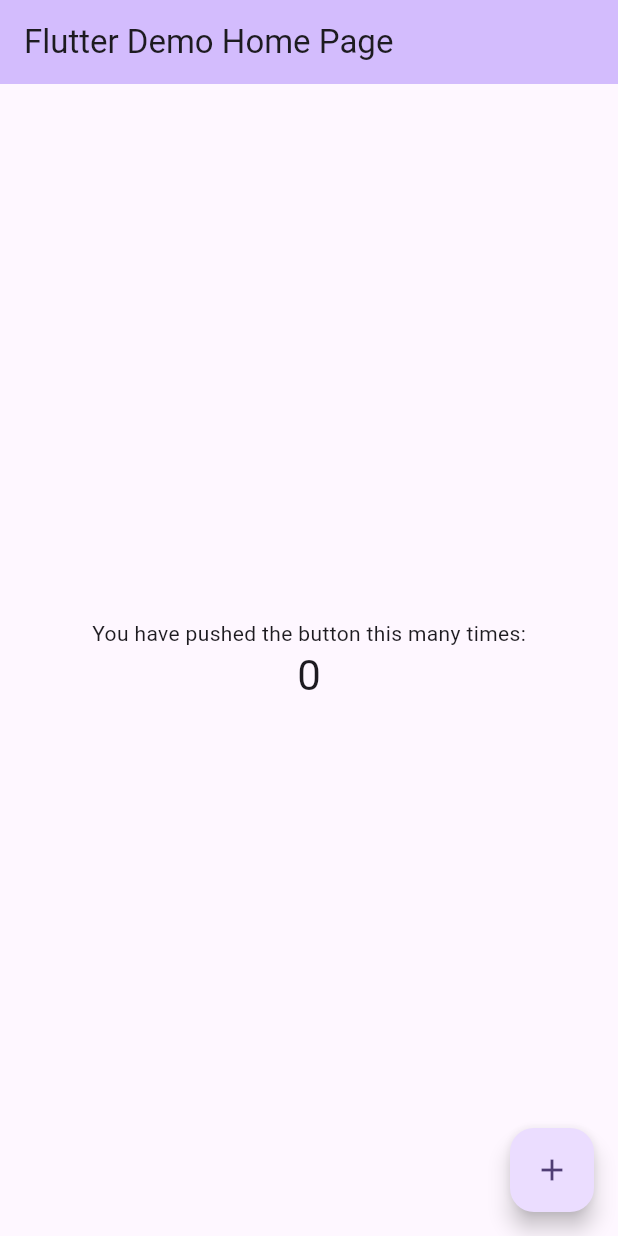
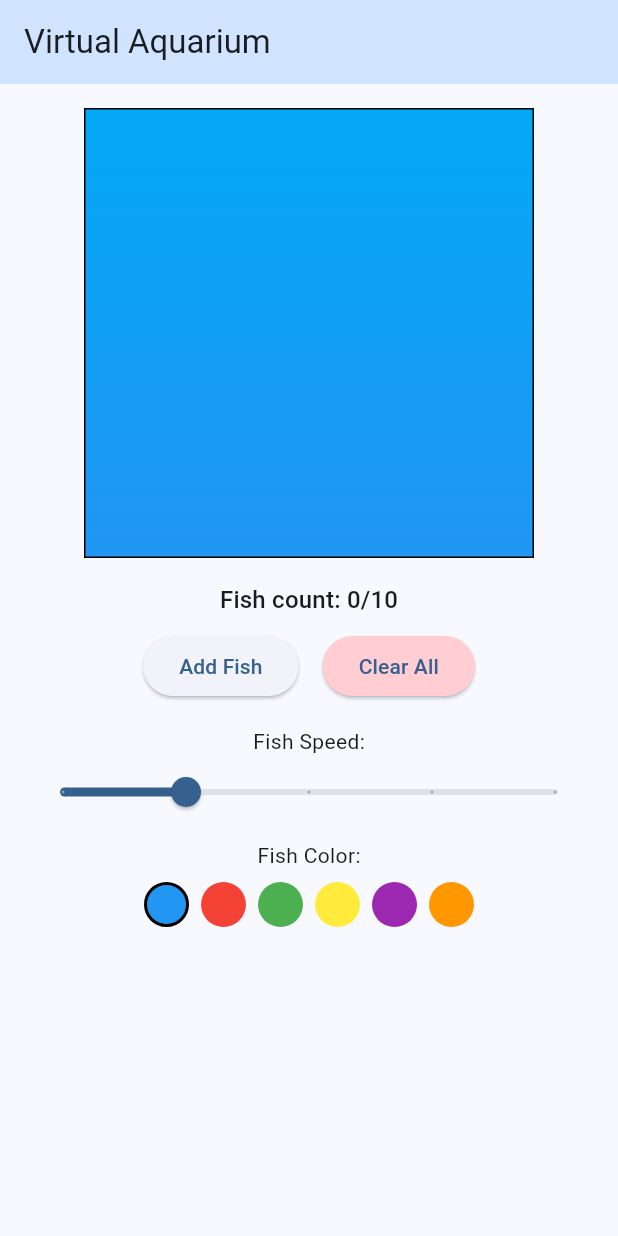
Before and after one commit to Ruhisawant/Virtual-Aquarium-App, a Flutter app: the screen it shows after launch, on a phone screen of 412 x 824 dp. Run offline on Flutter 3.47's test engine with Material 3 defaults, Android fonts, the light colour scheme and no system bars; our stand-ins replace sqflite; accounts and stored records are empty.

Commit message:
Final Edits

```diff
--- a/lib/main.dart
+++ b/lib/main.dart
@@ -1,122 +1,312 @@
+import 'dart:math';
 import 'package:flutter/material.dart';
+import 'package:sqflite/sqflite.dart';
+import 'package:path/path.dart';
 
 void main() {
-  runApp(const MyApp());
+  runApp(const VirtualAquariumApp());
 }
 
-class MyApp extends StatelessWidget {
-  const MyApp({super.key});
+class VirtualAquariumApp extends StatelessWidget {
+  const VirtualAquariumApp({super.key});
 
-  // This widget is the root of your application.
   @override
   Widget build(BuildContext context) {
     return MaterialApp(
-      title: 'Flutter Demo',
+      title: 'Virtual Aquarium',
       theme: ThemeData(
-        // This is the theme of your application.
-        //
-        // TRY THIS: Try running your application with "flutter run". You'll see
-        // the application has a purple toolbar. Then, without quitting the app,
-        // try changing the seedColor in the colorScheme below to Colors.green
-        // and then invoke "hot reload" (save your changes or press the "hot
-        // reload" button in a Flutter-supported IDE, or press "r" if you used
-        // the command line to start the app).
-        //
-        // Notice that the counter didn't reset back to zero; the application
-        // state is not lost during the reload. To reset the state, use hot
-        // restart instead.
-        //
-        // This works for code too, not just values: Most code changes can be
-        // tested with just a hot reload.
-        colorScheme: ColorScheme.fromSeed(seedColor: Colors.deepPurple),
+        colorScheme: ColorScheme.fromSeed(seedColor: Colors.blue),
+        useMaterial3: true, // Enable Material 3 design
       ),
-      home: const MyHomePage(title: 'Flutter Demo Home Page'),
+      home: const MyHomePage(),
     );
   }
 }
 
+class Fish {
+  final Color color;
+  double dx;
+  double dy;
+  double speed;
+  // Add direction to make movement more natural
+  double directionX;
+  double directionY;
+
+  Fish({
+    required this.color,
+    required this.dx,
+    required this.dy,
+    required this.speed,
+  }) :
+    directionX = Random().nextDouble() * 2 - 1,
+    directionY = Random().nextDouble() * 2 - 1;
+}
+
 class MyHomePage extends StatefulWidget {
-  const MyHomePage({super.key, required this.title});
-
-  // This widget is the home page of your application. It is stateful, meaning
-  // that it has a State object (defined below) that contains fields that affect
-  // how it looks.
-
-  // This class is the configuration for the state. It holds the values (in this
-  // case the title) provided by the parent (in this case the App widget) and
-  // used by the build method of the State. Fields in a Widget subclass are
-  // always marked "final".
-
-  final String title;
+  const MyHomePage({super.key});
 
   @override
   State<MyHomePage> createState() => _MyHomePageState();
 }
 
-class _MyHomePageState extends State<MyHomePage> {
-  int _counter = 0;
+class _MyHomePageState extends State<MyHomePage> with SingleTickerProviderStateMixin {
+  List<Fish> fishList = [];
+  late AnimationController _controller;
+  Color selectedColor = Colors.blue;
+  double speed = 2.0;
+  final Random _random = Random(); // Create a single Random instance
+  // Set container dimensions as constants
+  final double containerWidth = 300;
+  final double containerHeight = 300;
+  final double fishSize = 20;
 
-  void _incrementCounter() {
+  @override
+  void initState() {
+    super.initState();
+    _controller = AnimationController(duration: const Duration(milliseconds: 50), vsync: this);
+    _controller.addListener(_updateFishPositions);
+    _controller.repeat();
+    _loadSettings();
+  }
+
+  void _updateFishPositions() {
     setState(() {
-      // This call to setState tells the Flutter framework that something has
-      // changed in this State, which causes it to rerun the build method below
-      // so that the display can reflect the updated values. If we changed
-      // _counter without calling setState(), then the build method would not be
-      // called again, and so nothing would appear to happen.
-      _counter++;
+      for (var fish in fishList) {
+        // Occasionally change direction for more natural movement
+        if (_random.nextDouble() < 0.05) {
+          fish.directionX = _random.nextDouble() * 2 - 1;
+          fish.directionY = _random.nextDouble() * 2 - 1;
+        }
+
+        // Move fish based on direction and speed
+        fish.dx += fish.directionX * fish.speed;
+        fish.dy += fish.directionY * fish.speed;
+
+        // Bounce off walls
+        if (fish.dx <= 0 || fish.dx >= containerWidth - fishSize) {
+          fish.directionX *= -1;
+          fish.dx = fish.dx.clamp(0, containerWidth - fishSize);
+        }
+        if (fish.dy <= 0 || fish.dy >= containerHeight - fishSize) {
+          fish.directionY *= -1;
+          fish.dy = fish.dy.clamp(0, containerHeight - fishSize);
+        }
+      }
     });
+  }
+
+  Future<void> _addFish() async {
+    if (fishList.length < 10) {
+      setState(() {
+        fishList.add(Fish(
+          color: selectedColor,
+          dx: _random.nextDouble() * (containerWidth - fishSize),
+          dy: _random.nextDouble() * (containerHeight - fishSize),
+          speed: speed,
+        ));
+      });
+
+      // Save settings after adding a fish
+      await _saveSettings();
+    } else {
+      // Show a snackbar if fish limit is reached
+      Text('Maximum 10 fish allowed!');
+    }
+  }
+
+  Future<void> _saveSettings() async {
+    try {
+      final database = await openDatabase(
+        join(await getDatabasesPath(), 'aquarium.db'),
+        onCreate: (db, version) {
+          return db.execute(
+            "CREATE TABLE settings (id INTEGER PRIMARY KEY, count INTEGER, speed REAL, color INTEGER)",
+          );
+        },
+        version: 1,
+      );
+
+      // Clear existing settings first
+      await database.delete('settings');
+
+      // Then insert new settings
+      await database.insert(
+        'settings',
+        {
+          'id': 1, // Use a consistent ID to ensure only one row
+          'count': fishList.length,
+          'speed': speed,
+          'color': selectedColor.value
+        }
+      );
+    } catch (e) {
+      debugPrint('Error saving settings: $e');
+    }
+  }
+
+  Future<void> _loadSettings() async {
+    try {
+      final database = await openDatabase(
+        join(await getDatabasesPath(), 'aquarium.db'),
+        version: 1,
+      );
+
+      List<Map<String, dynamic>> settings = await database.query('settings');
+      if (settings.isNotEmpty) {
+        setState(() {
+          speed = settings[0]['speed'] as double;
+          selectedColor = Color(settings[0]['color'] as int);
+
+          // Recreate fish based on saved count
+          final int count = settings[0]['count'] as int;
+          fishList = List.generate(
+            count,
+            (_) => Fish(
+              color: selectedColor,
+              dx: _random.nextDouble() * (containerWidth - fishSize),
+              dy: _random.nextDouble() * (containerHeight - fishSize),
+              speed: speed,
+            ),
+          );
+        });
+      }
+    } catch (e) {
+      debugPrint('Error loading settings: $e');
+    }
+  }
+
+  // Add method to remove all fish
+  void _clearAquarium() {
+    setState(() {
+      fishList.clear();
+    });
+    _saveSettings();
+  }
+
+  @override
+  void dispose() {
+    _controller.dispose();
+    super.dispose();
   }
 
   @override
   Widget build(BuildContext context) {
-    // This method is rerun every time setState is called, for instance as done
-    // by the _incrementCounter method above.
-    //
-    // The Flutter framework has been optimized to make rerunning build methods
-    // fast, so that you can just rebuild anything that needs updating rather
-    // than having to individually change instances of widgets.
     return Scaffold(
       appBar: AppBar(
-        // TRY THIS: Try changing the color here to a specific color (to
-        // Colors.amber, perhaps?) and trigger a hot reload to see the AppBar
-        // change color while the other colors stay the same.
-        backgroundColor: Theme.of(context).colorScheme.inversePrimary,
-        // Here we take the value from the MyHomePage object that was created by
-        // the App.build method, and use it to set our appbar title.
-        title: Text(widget.title),
+        title: const Text('Virtual Aquarium'),
+        backgroundColor: Theme.of(context).colorScheme.primaryContainer,
       ),
-      body: Center(
-        // Center is a layout widget. It takes a single child and positions it
-        // in the middle of the parent.
-        child: Column(
-          // Column is also a layout widget. It takes a list of children and
-          // arranges them vertically. By default, it sizes itself to fit its
-          // children horizontally, and tries to be as tall as its parent.
-          //
-          // Column has various properties to control how it sizes itself and
-          // how it positions its children. Here we use mainAxisAlignment to
-          // center the children vertically; the main axis here is the vertical
-          // axis because Columns are vertical (the cross axis would be
-          // horizontal).
-          //
-          // TRY THIS: Invoke "debug painting" (choose the "Toggle Debug Paint"
-          // action in the IDE, or press "p" in the console), to see the
-          // wireframe for each widget.
-          mainAxisAlignment: MainAxisAlignment.center,
-          children: <Widget>[
-            const Text('You have pushed the button this many times:'),
-            Text(
-              '$_counter',
-              style: Theme.of(context).textTheme.headlineMedium,
-            ),
-          ],
+      body: SingleChildScrollView(
+        child: Padding(
+          padding: const EdgeInsets.all(16.0),
+          child: Column(
+            crossAxisAlignment: CrossAxisAlignment.center,
+            children: [
+              Container(
+                width: containerWidth,
+                height: containerHeight,
+                decoration: BoxDecoration(
+                  border: Border.all(color: Colors.black),
+                  gradient: const LinearGradient(
+                    begin: Alignment.topCenter,
+                    end: Alignment.bottomCenter,
+                    colors: [Colors.lightBlue, Colors.blue],
+                  ),
+                ),
+                child: Stack(
+                  children: fishList.map((fish) => Positioned(
+                    left: fish.dx,
+                    top: fish.dy,
+                    child: Transform.scale(
+                      scaleX: fish.directionX < 0 ? -1.0 : 1.0, // Flip fish based on direction
+                      child: Container(
+                        width: fishSize,
+                        height: fishSize,
+                        decoration: BoxDecoration(
+                          color: fish.color,
+                          borderRadius: const BorderRadius.horizontal(
+                            left: Radius.circular(10),
+                            right: Radius.circular(5),
+                          ),
+                        ),
+                      ),
+                    ),
+                  )).toList(),
+                ),
+              ),
+              const SizedBox(height: 16),
+              Text('Fish count: ${fishList.length}/10',
+                style: Theme.of(context).textTheme.titleMedium),
+              const SizedBox(height: 8),
+              Row(
+                mainAxisAlignment: MainAxisAlignment.center,
+                children: [
+                  ElevatedButton(
+                    onPressed: _addFish,
+                    child: const Text('Add Fish')
+                  ),
+                  const SizedBox(width: 16),
+                  ElevatedButton(
+                    onPressed: _clearAquarium,
+                    style: ElevatedButton.styleFrom(
+                      backgroundColor: Colors.red.shade100,
+                    ),
+                    child: const Text('Clear All'),
+                  ),
+                ],
+              ),
+              const SizedBox(height: 16),
+              const Text('Fish Speed:'),
+              Slider(
+                value: speed,
+                min: 1,
+                max: 5,
+                divisions: 4,
+                label: speed.toStringAsFixed(1),
+                onChanged: (value) {
+                  setState(() {
+                    speed = value;
+                    // Update speed for existing fish
+                    for (var fish in fishList) {
+                      fish.speed = value;
+                    }
+                  });
+                  _saveSettings();
+                },
+              ),
+              const SizedBox(height: 8),
+              const Text('Fish Color:'),
+              const SizedBox(height: 8),
+              Row(
+                mainAxisAlignment: MainAxisAlignment.center,
+                children: [Colors.blue, Colors.red, Colors.green, Colors.yellow, Colors.purple, Colors.orange]
+                  .map((color) => Padding(
+                    padding: const EdgeInsets.symmetric(horizontal: 4.0),
+                    child: GestureDetector(
+                      onTap: () {
+                        setState(() => selectedColor = color);
+                        _saveSettings();
+                      },
+                      child: Container(
+                        width: 30,
+                        height: 30,
+                        decoration: BoxDecoration(
+                          color: color,
+                          shape: BoxShape.circle,
+                          border: Border.all(
+                            color: selectedColor == color ? Colors.black : Colors.transparent,
+                            width: 2,
+                          ),
+                        ),
+                      ),
+                    ),
+                  ))
+                  .toList(),
+              ),
+            ],
+          ),
         ),
       ),
-      floatingActionButton: FloatingActionButton(
-        onPressed: _incrementCounter,
-        tooltip: 'Increment',
-        child: const Icon(Icons.add),
-      ), // This trailing comma makes auto-formatting nicer for build methods.
     );
   }
 }
```
Also changed, not shown: pubspec.yaml (+11 -3 lines), assets/fish1.png (added), assets/fish3.png (added), assets/fish4.png (added), assets/fish5.webp (added), pubspec.lock, 10 other files.
